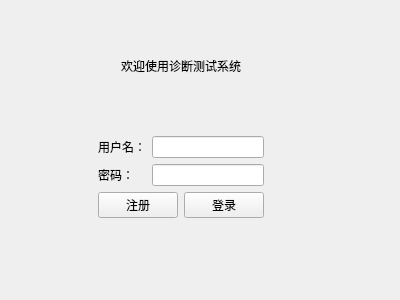
roeeshua/pat_doc, file pat_doc/loginview.ui: the form before one commit.
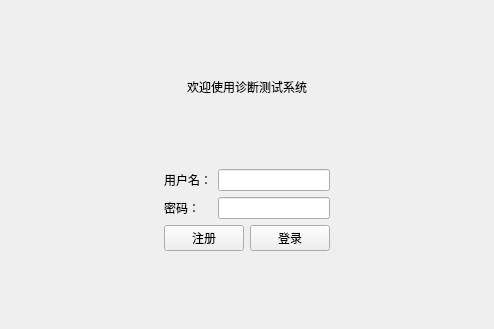
The form after the commit.

What changed in the file:
```diff
--- a/pat_doc/loginview.ui
+++ b/pat_doc/loginview.ui
@@ -6,22 +6,28 @@
    <rect>
     <x>0</x>
     <y>0</y>
-    <width>400</width>
-    <height>300</height>
+    <width>494</width>
+    <height>329</height>
    </rect>
   </property>
   <property name="windowTitle">
    <string>登录</string>
   </property>
-  <widget class="QWidget" name="">
-   <property name="geometry">
-    <rect>
-     <x>21</x>
-     <y>1</y>
-     <width>320</width>
-     <height>273</height>
-    </rect>
-   </property>
+  <layout class="QHBoxLayout" name="horizontalLayout_2">
+   <item>
+    <spacer name="horizontalSpacer_4">
+     <property name="orientation">
+      <enum>Qt::Orientation::Horizontal</enum>
+     </property>
+     <property name="sizeHint" stdset="0">
+      <size>
+       <width>119</width>
+       <height>20</height>
+      </size>
+     </property>
+    </spacer>
+   </item>
+   <item>
    <layout class="QVBoxLayout" name="verticalLayout_2">
     <item>
      <spacer name="verticalSpacer_2">
@@ -60,21 +66,6 @@
      </spacer>
     </item>
     <item>
-     <layout class="QHBoxLayout" name="horizontalLayout_2">
-      <item>
-       <spacer name="horizontalSpacer">
-        <property name="orientation">
-         <enum>Qt::Orientation::Horizontal</enum>
-        </property>
-        <property name="sizeHint" stdset="0">
-         <size>
-          <width>40</width>
-          <height>20</height>
-         </size>
-        </property>
-       </spacer>
-      </item>
-      <item>
        <layout class="QVBoxLayout" name="verticalLayout">
         <item>
          <layout class="QFormLayout" name="formLayout">
@@ -121,21 +112,6 @@
        </layout>
       </item>
       <item>
-       <spacer name="horizontalSpacer_2">
-        <property name="orientation">
-         <enum>Qt::Orientation::Horizontal</enum>
-        </property>
-        <property name="sizeHint" stdset="0">
-         <size>
-          <width>40</width>
-          <height>20</height>
-         </size>
-        </property>
-       </spacer>
-      </item>
-     </layout>
-    </item>
-    <item>
      <spacer name="verticalSpacer_3">
       <property name="orientation">
        <enum>Qt::Orientation::Vertical</enum>
@@ -149,7 +125,21 @@
      </spacer>
     </item>
    </layout>
-  </widget>
+   </item>
+   <item>
+    <spacer name="horizontalSpacer_3">
+     <property name="orientation">
+      <enum>Qt::Orientation::Horizontal</enum>
+     </property>
+     <property name="sizeHint" stdset="0">
+      <size>
+       <width>118</width>
+       <height>20</height>
+      </size>
+     </property>
+    </spacer>
+   </item>
+  </layout>
  </widget>
  <resources/>
  <connections/>
```
Lines whose indentation alone changed are shown as unchanged.
